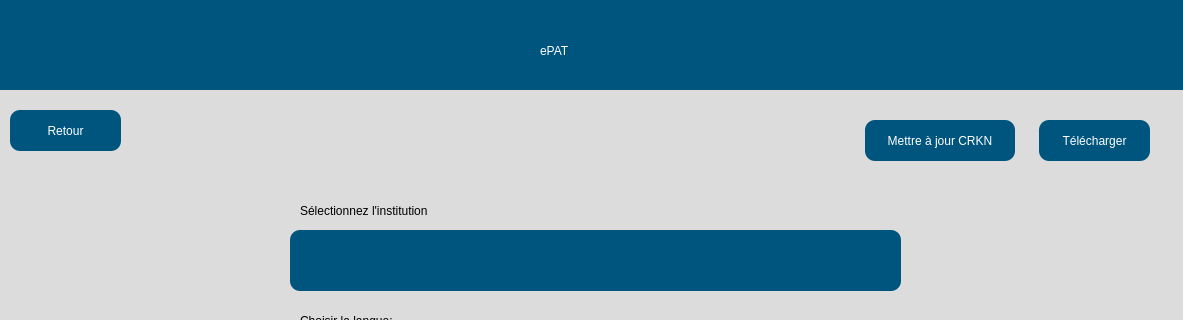
Above: src/user_interface/french_settingsPage.ui from eppenney/eBook-Perpetual-Access-Rights-Tracker before the change; both pictures show x 0 to 1183 and y 0 to 320 of the 1183 by 877 pixel window. Below: the same form after it.
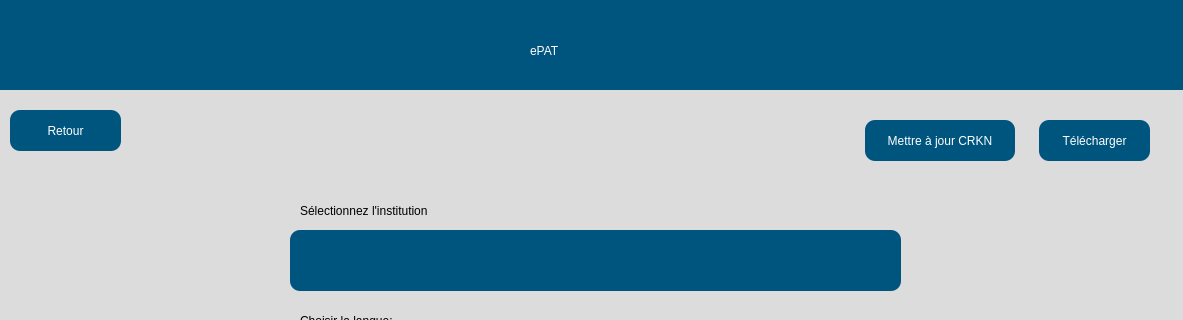
That is the form after the change. Icons and pictures are not drawn.

Diff of the .ui file:
```diff
--- a/src/user_interface/french_settingsPage.ui
+++ b/src/user_interface/french_settingsPage.ui
@@ -28,7 +28,7 @@
    <widget class="QWidget" name="widget_2" native="true">
     <property name="geometry">
      <rect>
-      <x>10</x>
+      <x>0</x>
       <y>0</y>
       <width>1200</width>
       <height>90</height>
```
